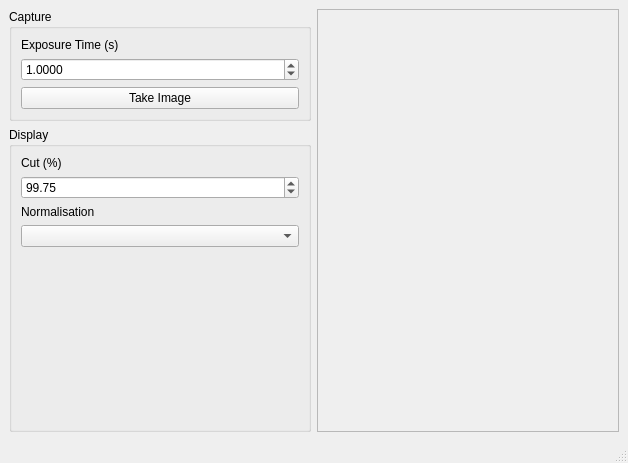
This is viewer.ui in badders/pyallsky as Qt 5 draws it before an edit. The edited form follows.
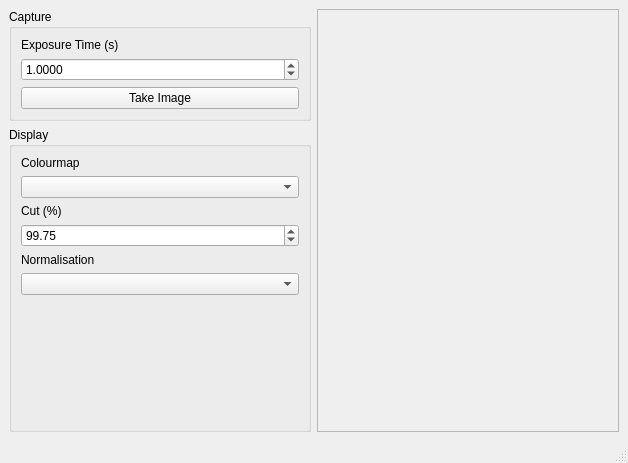
This is the edited form.

Commit message: Add colour map choice Tidy some unneccessary matplotlib fiddling

Patch:
```diff
--- a/viewer.ui
+++ b/viewer.ui
@@ -82,6 +82,16 @@
            <bool>true</bool>
           </property>
           <layout class="QVBoxLayout" name="verticalLayout_3">
+           <item>
+            <widget class="QLabel" name="label_4">
+             <property name="text">
+              <string>Colourmap</string>
+             </property>
+            </widget>
+           </item>
+           <item>
+            <widget class="QComboBox" name="colourMap"/>
+           </item>
            <item>
             <widget class="QLabel" name="label_3">
              <property name="text">
```
The commit also changes 1 other file.
